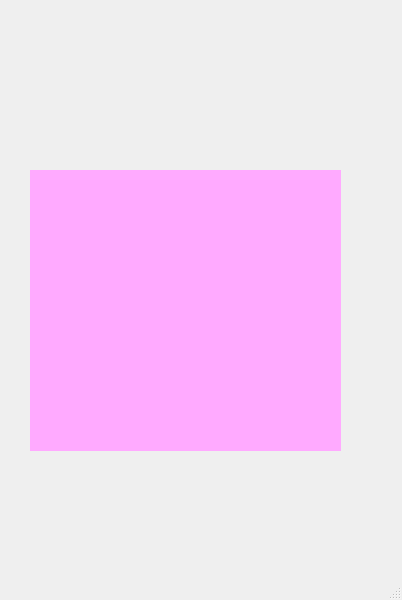
First picture: the form in project_3/test.ui, repository Romankrasawa/projectForSchool, before the edit.
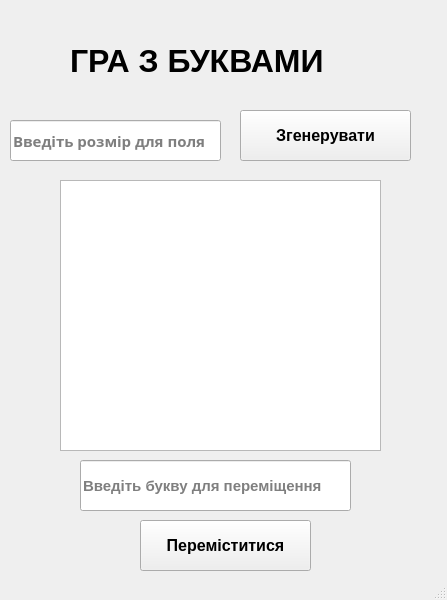
Second picture: the form after the edit.

Commit message: gui_3 робоча версія

What changed in the file:
```diff
--- a/project_3/test.ui
+++ b/project_3/test.ui
@@ -6,50 +6,134 @@
    <rect>
     <x>0</x>
     <y>0</y>
-    <width>402</width>
+    <width>447</width>
     <height>600</height>
    </rect>
   </property>
-  <property name="font">
-   <font>
-    <pointsize>72</pointsize>
-    <weight>75</weight>
-    <bold>true</bold>
-   </font>
-  </property>
   <property name="windowTitle">
    <string>MainWindow</string>
   </property>
   <widget class="QWidget" name="centralwidget">
-   <widget class="QWidget" name="gridLayoutWidget">
+   <widget class="QTextEdit" name="field">
     <property name="geometry">
      <rect>
-      <x>30</x>
-      <y>170</y>
-      <width>311</width>
-      <height>281</height>
+      <x>60</x>
+      <y>180</y>
+      <width>321</width>
+      <height>271</height>
      </rect>
     </property>
-    <layout class="QGridLayout" name="gridLayout">
-     <item row="0" column="0">
-      <widget class="QLabel" name="label">
-       <property name="font">
-        <font>
-         <pointsize>72</pointsize>
-         <weight>75</weight>
-         <bold>true</bold>
-        </font>
-       </property>
-       <property name="styleSheet">
-        <string notr="true">background-color:rgb(255, 170, 255);
-color:black;</string>
-       </property>
-       <property name="text">
-        <string/>
-       </property>
-      </widget>
-     </item>
-    </layout>
+    <property name="font">
+     <font>
+      <family>Noto Serif Telugu</family>
+      <weight>75</weight>
+      <bold>true</bold>
+     </font>
+    </property>
+    <property name="readOnly">
+     <bool>true</bool>
+    </property>
+   </widget>
+   <widget class="QLineEdit" name="size">
+    <property name="geometry">
+     <rect>
+      <x>10</x>
+      <y>120</y>
+      <width>211</width>
+      <height>41</height>
+     </rect>
+    </property>
+    <property name="font">
+     <font>
+      <family>Open Sans</family>
+      <pointsize>11</pointsize>
+      <weight>75</weight>
+      <bold>true</bold>
+     </font>
+    </property>
+    <property name="placeholderText">
+     <string>Введіть розмір для поля</string>
+    </property>
+   </widget>
+   <widget class="QPushButton" name="generateField">
+    <property name="geometry">
+     <rect>
+      <x>240</x>
+      <y>110</y>
+      <width>171</width>
+      <height>51</height>
+     </rect>
+    </property>
+    <property name="font">
+     <font>
+      <pointsize>12</pointsize>
+      <weight>75</weight>
+      <bold>true</bold>
+     </font>
+    </property>
+    <property name="text">
+     <string>Згенерувати</string>
+    </property>
+   </widget>
+   <widget class="QLabel" name="label">
+    <property name="geometry">
+     <rect>
+      <x>70</x>
+      <y>0</y>
+      <width>371</width>
+      <height>121</height>
+     </rect>
+    </property>
+    <property name="font">
+     <font>
+      <pointsize>24</pointsize>
+      <weight>75</weight>
+      <bold>true</bold>
+     </font>
+    </property>
+    <property name="text">
+     <string>ГРА З БУКВАМИ</string>
+    </property>
+   </widget>
+   <widget class="QLineEdit" name="letter">
+    <property name="geometry">
+     <rect>
+      <x>80</x>
+      <y>460</y>
+      <width>271</width>
+      <height>51</height>
+     </rect>
+    </property>
+    <property name="font">
+     <font>
+      <pointsize>11</pointsize>
+      <weight>75</weight>
+      <bold>true</bold>
+     </font>
+    </property>
+    <property name="placeholderText">
+     <string>Введіть букву для переміщення</string>
+    </property>
+   </widget>
+   <widget class="QPushButton" name="move">
+    <property name="geometry">
+     <rect>
+      <x>140</x>
+      <y>520</y>
+      <width>171</width>
+      <height>51</height>
+     </rect>
+    </property>
+    <property name="font">
+     <font>
+      <pointsize>12</pointsize>
+      <weight>75</weight>
+      <bold>true</bold>
+     </font>
+    </property>
+    <property name="text">
+     <string>Переміститися</string>
+    </property>
    </widget>
   </widget>
   <widget class="QStatusBar" name="statusbar"/>
```
The commit also changes 2 other files.
